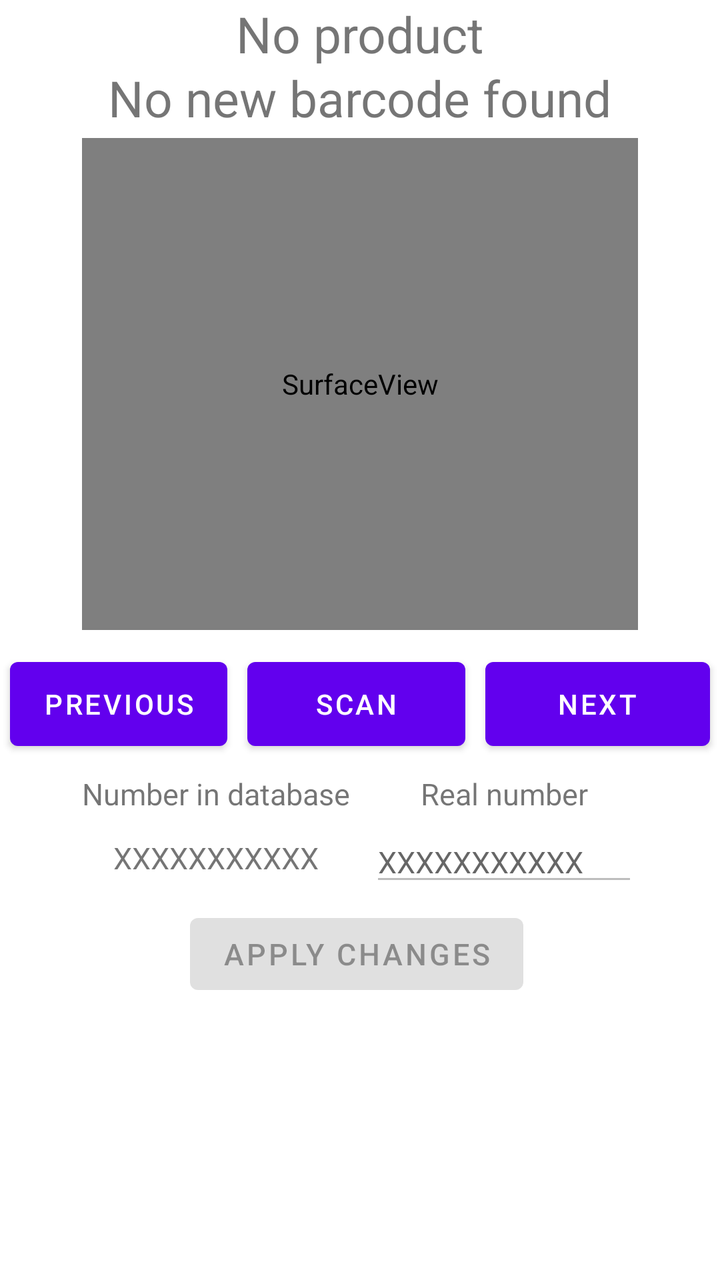
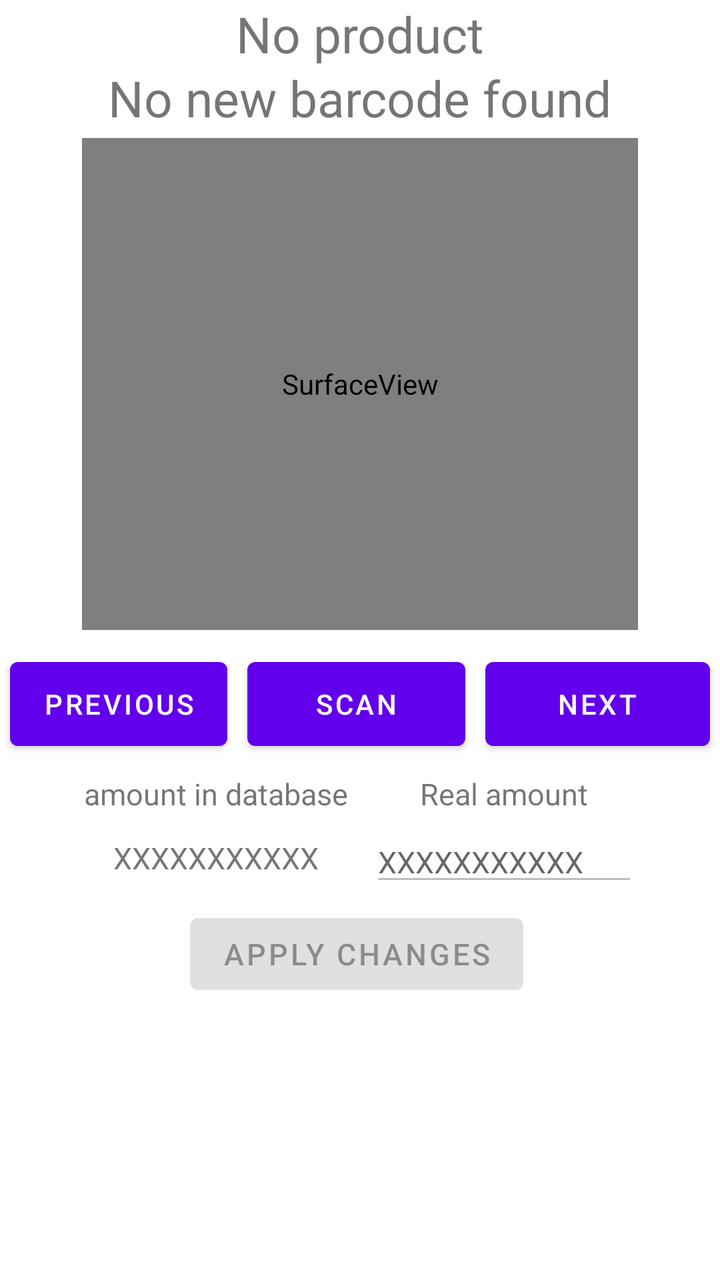

Two renders of the same Android screen: before a commit and after it. Below are the layout's source before the change and the commit's diff.
<!-- AndroidManifest.xml: application theme Theme.Inventoryapp -->
<!-- res/layout/activity_complex_inventory.xml -->
<?xml version="1.0" encoding="utf-8"?>
<androidx.constraintlayout.widget.ConstraintLayout
    xmlns:android="http://schemas.android.com/apk/res/android"
    xmlns:tools="http://schemas.android.com/tools"
    xmlns:app="http://schemas.android.com/apk/res-auto"
    android:layout_width="match_parent"
    android:layout_height="match_parent"
    tools:context=".ComplexInventory">

  <TextView
      android:id="@+id/productNameView"
      android:layout_width="wrap_content"
      android:layout_height="0dp"
      android:text="@string/no_product"
      android:textSize="25sp"
      app:layout_constraintTop_toTopOf="parent"
      app:layout_constraintBottom_toTopOf="@id/hor_guideline_1"
      app:layout_constraintLeft_toLeftOf="parent"
      app:layout_constraintRight_toRightOf="parent"
      />

  <TextView
      android:id="@+id/productBarcodeView"
      android:layout_width="wrap_content"
      android:layout_height="0dp"
      android:text="@string/no_barcode"
      android:textSize="25sp"
      app:layout_constraintTop_toTopOf="@id/hor_guideline_1"
      app:layout_constraintBottom_toTopOf="@id/hor_guideline_2"
      app:layout_constraintLeft_toLeftOf="parent"
      app:layout_constraintRight_toRightOf="parent"
      />


  <SurfaceView
      android:id="@+id/surfaceView"
      android:layout_width="0dp"
      android:layout_height="0dp"
      android:layout_marginLeft="5dp"
      android:layout_marginRight="5dp"
      android:layout_marginBottom="5dp"
      android:layout_marginTop="5dp"
      app:layout_constraintLeft_toLeftOf="@id/ver_guideline_1"
      app:layout_constraintRight_toRightOf="@id/ver_guideline_5"
      app:layout_constraintTop_toTopOf="@id/hor_guideline_2"
      app:layout_constraintBottom_toTopOf="@id/hor_guideline_3"/>

  <Button
      android:id="@+id/button_previous_product"
      android:layout_width="0dp"
      android:layout_height="0dp"
      android:text="@string/previous"
      android:layout_marginLeft="5dp"
      android:layout_marginRight="5dp"
      android:layout_marginBottom="5dp"
      android:layout_marginTop="5dp"
      app:layout_constraintLeft_toLeftOf="parent"
      app:layout_constraintRight_toRightOf="@id/ver_guideline_2"
      app:layout_constraintTop_toTopOf="@id/hor_guideline_3"
      app:layout_constraintBottom_toTopOf="@id/hor_guideline_4" />

  <Button
      android:id="@+id/button_scan_product"
      android:layout_width="0dp"
      android:layout_height="0dp"
      android:text="@string/scan"
      android:layout_marginLeft="5dp"
      android:layout_marginRight="5dp"
      android:layout_marginBottom="5dp"
      android:layout_marginTop="5dp"
      app:layout_constraintLeft_toLeftOf="@id/ver_guideline_2"
      app:layout_constraintRight_toRightOf="@id/ver_guideline_4"
      app:layout_constraintTop_toTopOf="@id/hor_guideline_3"
      app:layout_constraintBottom_toTopOf="@id/hor_guideline_4" />

  <Button
      android:id="@+id/button_next_product"
      android:layout_width="0dp"
      android:layout_height="0dp"
      android:text="@string/next"
      android:layout_marginLeft="5dp"
      android:layout_marginRight="5dp"
      android:layout_marginBottom="5dp"
      android:layout_marginTop="5dp"
      app:layout_constraintLeft_toLeftOf="@id/ver_guideline_4"
      app:layout_constraintRight_toRightOf="parent"
      app:layout_constraintTop_toTopOf="@id/hor_guideline_3"
      app:layout_constraintBottom_toTopOf="@id/hor_guideline_4" />

  <TextView
      android:id="@+id/textView_db_number"
      android:layout_width="wrap_content"
      android:layout_height="wrap_content"
      android:text="@string/number_in_db"
      android:textSize="15sp"
      android:layout_marginLeft="5dp"
      android:layout_marginRight="5dp"
      android:layout_marginBottom="5dp"
      android:layout_marginTop="5dp"
      app:layout_constraintLeft_toLeftOf="@id/ver_guideline_1"
      app:layout_constraintRight_toRightOf="@id/ver_guideline_3"
      app:layout_constraintTop_toTopOf="@id/hor_guideline_4"
      app:layout_constraintBottom_toTopOf="@id/hor_guideline_5" />

  <TextView
      android:id="@+id/textView_real_number"
      android:layout_width="wrap_content"
      android:layout_height="wrap_content"
      android:text="@string/real_number"
      android:textSize="15sp"
      android:layout_marginLeft="5dp"
      android:layout_marginRight="5dp"
      android:layout_marginBottom="5dp"
      android:layout_marginTop="5dp"
      app:layout_constraintLeft_toLeftOf="@id/ver_guideline_3"
      app:layout_constraintRight_toRightOf="@id/ver_guideline_5"
      app:layout_constraintTop_toTopOf="@id/hor_guideline_4"
      app:layout_constraintBottom_toTopOf="@id/hor_guideline_5" />

  <TextView
      android:id="@+id/db_number_info"
      android:layout_width="wrap_content"
      android:layout_height="wrap_content"
      android:text="@string/x"
      android:textSize="15sp"
      android:layout_marginLeft="5dp"
      android:layout_marginRight="5dp"
      android:layout_marginBottom="5dp"
      android:layout_marginTop="5dp"
      app:layout_constraintLeft_toLeftOf="@id/ver_guideline_1"
      app:layout_constraintRight_toRightOf="@id/ver_guideline_3"
      app:layout_constraintTop_toTopOf="@id/hor_guideline_5"
      app:layout_constraintBottom_toTopOf="@id/hor_guideline_6" />

  <EditText
      android:id="@+id/number_real"
      android:layout_width="0dp"
      android:layout_height="0dp"
      android:layout_marginLeft="5dp"
      android:layout_marginTop="5dp"
      android:layout_marginRight="5dp"
      android:autofillHints="@string/x"
      android:hint="@string/x"
      android:inputType="number"
      android:textSize="15sp"
      android:enabled="false"
      app:layout_constraintBottom_toTopOf="@id/hor_guideline_6"
      app:layout_constraintLeft_toLeftOf="@id/ver_guideline_3"
      app:layout_constraintRight_toRightOf="@id/ver_guideline_5"
      app:layout_constraintTop_toTopOf="@id/hor_guideline_5"
      app:layout_constraintVertical_bias="0.0"
      tools:ignore="TouchTargetSizeCheck" />



  <Button
      android:id="@+id/apply_button"
      android:layout_width="wrap_content"
      android:layout_height="wrap_content"
      android:text="@string/apply_changes"
      android:textSize="15sp"
      android:layout_marginLeft="5dp"
      android:layout_marginTop="5dp"
      android:layout_marginRight="5dp"
      android:enabled="false"
      app:layout_constraintLeft_toLeftOf="@id/ver_guideline_2"
      app:layout_constraintRight_toRightOf="@id/ver_guideline_4"
      app:layout_constraintTop_toTopOf="@id/hor_guideline_6" />




  <androidx.constraintlayout.widget.Guideline
      android:id="@+id/hor_guideline_1"
      android:layout_width="wrap_content"
      android:layout_height="wrap_content"
      android:orientation="horizontal"
      app:layout_constraintGuide_percent="0.05" />

  <androidx.constraintlayout.widget.Guideline
      android:id="@+id/hor_guideline_2"
      android:layout_width="wrap_content"
      android:layout_height="wrap_content"
      android:orientation="horizontal"
      app:layout_constraintGuide_percent="0.1" />

  <androidx.constraintlayout.widget.Guideline
      android:id="@+id/hor_guideline_3"
      android:layout_width="wrap_content"
      android:layout_height="wrap_content"
      android:orientation="horizontal"
      app:layout_constraintGuide_percent="0.5" />

  <androidx.constraintlayout.widget.Guideline
      android:id="@+id/hor_guideline_4"
      android:layout_width="wrap_content"
      android:layout_height="wrap_content"
      android:orientation="horizontal"
      app:layout_constraintGuide_percent="0.6" />

  <androidx.constraintlayout.widget.Guideline
      android:id="@+id/hor_guideline_5"
      android:layout_width="wrap_content"
      android:layout_height="wrap_content"
      android:orientation="horizontal"
      app:layout_constraintGuide_percent="0.64" />

  <androidx.constraintlayout.widget.Guideline
      android:id="@+id/hor_guideline_6"
      android:layout_width="wrap_content"
      android:layout_height="wrap_content"
      android:orientation="horizontal"
      app:layout_constraintGuide_percent="0.7" />

  <androidx.constraintlayout.widget.Guideline
      android:id="@+id/ver_guideline_1"
      android:layout_width="wrap_content"
      android:layout_height="wrap_content"
      android:orientation="vertical"
      app:layout_constraintGuide_percent="0.1" />

  <androidx.constraintlayout.widget.Guideline
      android:id="@+id/ver_guideline_2"
      android:layout_width="wrap_content"
      android:layout_height="wrap_content"
      android:orientation="vertical"
      app:layout_constraintGuide_percent="0.33" />

  <androidx.constraintlayout.widget.Guideline
      android:id="@+id/ver_guideline_3"
      android:layout_width="wrap_content"
      android:layout_height="wrap_content"
      android:orientation="vertical"
      app:layout_constraintGuide_percent="0.5" />

  <androidx.constraintlayout.widget.Guideline
      android:id="@+id/ver_guideline_4"
      android:layout_width="wrap_content"
      android:layout_height="wrap_content"
      android:orientation="vertical"
      app:layout_constraintGuide_percent="0.66" />

  <androidx.constraintlayout.widget.Guideline
      android:id="@+id/ver_guideline_5"
      android:layout_width="wrap_content"
      android:layout_height="wrap_content"
      android:orientation="vertical"
      app:layout_constraintGuide_percent="0.9" />

</androidx.constraintlayout.widget.ConstraintLayout>
<!-- resources referenced by this layout -->
<resources>
  <string name="apply_changes">Apply changes</string>
  <string name="next">Next</string>
  <string name="no_barcode">No new barcode found</string>
  <string name="no_product">No product</string>
  <string name="number_in_db">Number in database</string>
  <string name="previous">Previous</string>
  <string name="real_number">Real number</string>
  <string name="scan">Scan</string>
  <string name="x">XXXXXXXXXXX</string>
  <style name="Theme.Inventoryapp" parent="Theme.MaterialComponents.DayNight.NoActionBar">
          
          <item name="colorPrimary">@color/purple_500</item>
          <item name="colorPrimaryVariant">@color/purple_700</item>
          <item name="colorOnPrimary">@color/white</item>
          
          <item name="colorSecondary">@color/teal_200</item>
          <item name="colorSecondaryVariant">@color/teal_700</item>
          <item name="colorOnSecondary">@color/black</item>
          
          <item name="android:statusBarColor">?attr/colorPrimaryVariant</item>
          
      </style>
  <color name="purple_500">#FF6200EE</color>
  <color name="purple_700">#FF3700B3</color>
  <color name="white">#FFFFFFFF</color>
  <color name="teal_200">#FF03DAC5</color>
  <color name="teal_700">#FF018786</color>
  <color name="black">#FF000000</color>
</resources>

<!-- the commit's change to res/layout/activity_complex_inventory.xml (unified diff, before → after) -->
@@ -88,10 +88,10 @@
       app:layout_constraintBottom_toTopOf="@id/hor_guideline_4" />
 
   <TextView
-      android:id="@+id/textView_db_number"
-      android:layout_width="wrap_content"
-      android:layout_height="wrap_content"
-      android:text="@string/number_in_db"
+      android:id="@+id/textView_db_amount"
+      android:layout_width="wrap_content"
+      android:layout_height="wrap_content"
+      android:text="@string/amount_in_db"
       android:textSize="15sp"
       android:layout_marginLeft="5dp"
       android:layout_marginRight="5dp"
@@ -103,10 +103,10 @@
       app:layout_constraintBottom_toTopOf="@id/hor_guideline_5" />
 
   <TextView
-      android:id="@+id/textView_real_number"
-      android:layout_width="wrap_content"
-      android:layout_height="wrap_content"
-      android:text="@string/real_number"
+      android:id="@+id/textView_real_amount"
+      android:layout_width="wrap_content"
+      android:layout_height="wrap_content"
+      android:text="@string/real_amount"
       android:textSize="15sp"
       android:layout_marginLeft="5dp"
       android:layout_marginRight="5dp"
@@ -118,7 +118,7 @@
       app:layout_constraintBottom_toTopOf="@id/hor_guideline_5" />
 
   <TextView
-      android:id="@+id/db_number_info"
+      android:id="@+id/db_amount_info"
       android:layout_width="wrap_content"
       android:layout_height="wrap_content"
       android:text="@string/x"
@@ -133,7 +133,7 @@
       app:layout_constraintBottom_toTopOf="@id/hor_guideline_6" />
 
   <EditText
-      android:id="@+id/number_real"
+      android:id="@+id/amount_real"
       android:layout_width="0dp"
       android:layout_height="0dp"
       android:layout_marginLeft="5dp"
<!-- resource entries referenced after the edit -->
@@ -1,12 +1,12 @@
 <!-- resources referenced by this layout -->
 <resources>
+  <string name="amount_in_db">amount in database</string>
   <string name="apply_changes">Apply changes</string>
   <string name="next">Next</string>
   <string name="no_barcode">No new barcode found</string>
   <string name="no_product">No product</string>
-  <string name="number_in_db">Number in database</string>
   <string name="previous">Previous</string>
-  <string name="real_number">Real number</string>
+  <string name="real_amount">Real amount</string>
   <string name="scan">Scan</string>
   <string name="x">XXXXXXXXXXX</string>
   <style name="Theme.Inventoryapp" parent="Theme.MaterialComponents.DayNight.NoActionBar">
